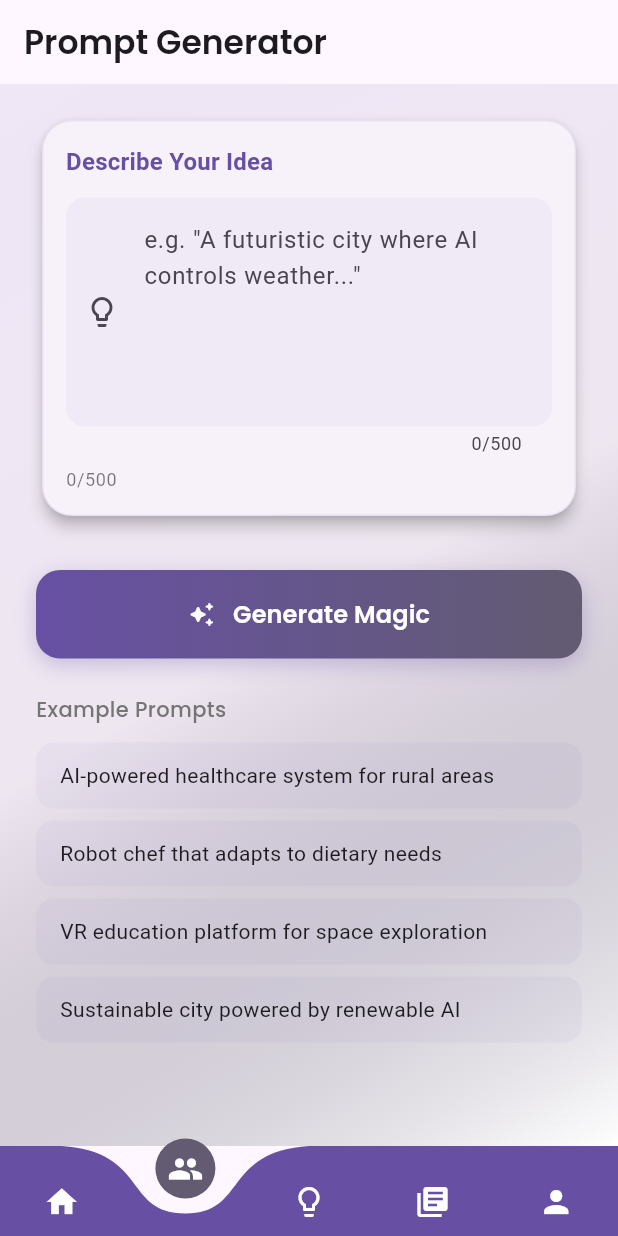
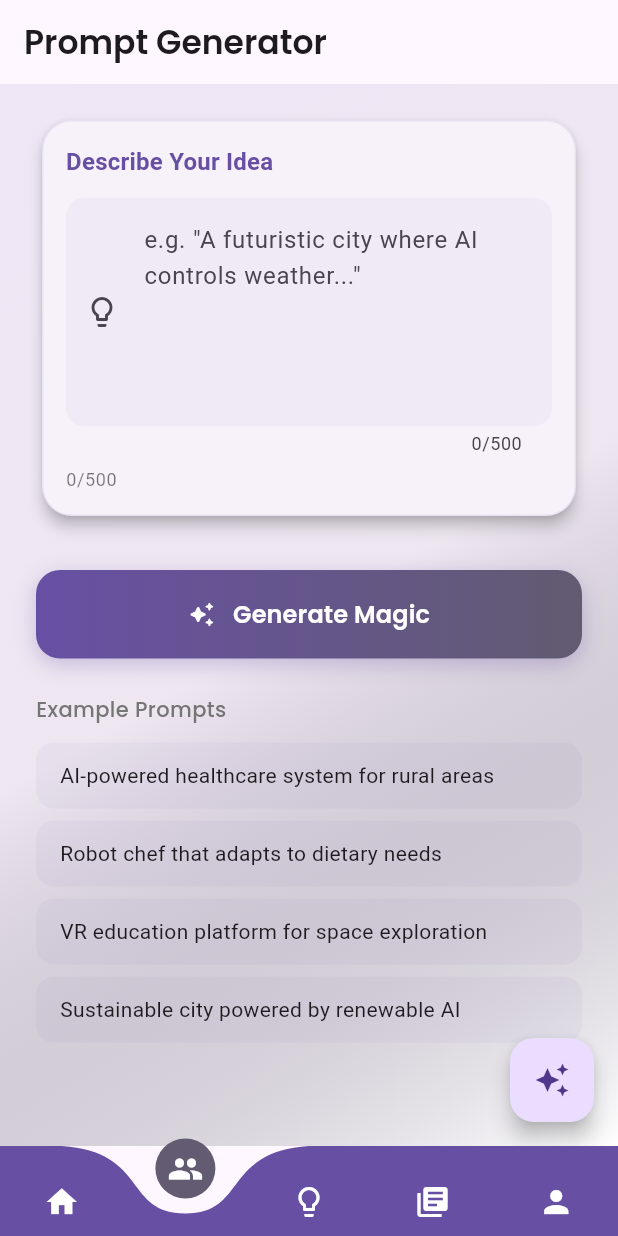
Before and after one commit to this-is-anas/ai_stack, a Flutter app: the screen it shows once a user with an empty profile is signed in, item 2 of the bottom bar chosen, after a tap on "Generate Magic", on a phone screen of 412 x 824 dp. Run offline on Flutter 3.47's test engine with Material 3 defaults, Android fonts, the phone set to English and light mode, and no system bars; drawn by our look-alikes of curved_navigation_bar; our stand-ins replace cloud_firestore, cloud_functions, firebase_auth, firebase_core, flutter_login, google_fonts and 4 more; accounts and stored records are empty; network calls fail.

Commit message:
Enhanced the profile page nearly perfect one thing missings

```diff
--- a/lib/main.dart
+++ b/lib/main.dart
@@ -1,15 +1,24 @@
 import 'package:ai_hub/pages/login/auth_page.dart';
+import 'package:cloud_functions/cloud_functions.dart';
 import 'package:firebase_core/firebase_core.dart';
 import 'package:flutter/material.dart';
 
+
 import 'firebase_options.dart';
 
-void main() async{
-
+void main() async {
   WidgetsFlutterBinding.ensureInitialized();
   await Firebase.initializeApp(
     options: DefaultFirebaseOptions.currentPlatform,
   );
+
+  // Add this test call
+  FirebaseFunctions.instanceFor(region: 'your-region')
+      .httpsCallable('testFunction')
+      .call()
+      .then((_) => print('Firebase Functions working!'))
+      .catchError((e) => print('Error: $e'));
+
   runApp(const MyApp());
 }
 
--- a/lib/pages/home/community.dart
+++ b/lib/pages/home/community.dart
@@ -1,8 +1,10 @@
+import 'package:ai_hub/pages/model/post.dart';
 import 'package:ai_hub/pages/services/community_service.dart';
 import 'package:flutter/material.dart';
 import 'package:google_fonts/google_fonts.dart';
 import 'package:cloud_firestore/cloud_firestore.dart';
 import 'package:firebase_auth/firebase_auth.dart';
+import 'package:ai_hub/components/post_card.dart';
 
 class Community extends StatefulWidget {
   const Community({super.key});
@@ -46,7 +48,7 @@
           ),
         ),
         child: StreamBuilder<QuerySnapshot>(
-          stream: _communityService.getPostsStream(),
+          stream: _communityService.getPosts(),
           builder: (context, snapshot) {
             if (snapshot.hasError) {
               return Center(child: Text('Error: ${snapshot.error}'));
@@ -56,13 +58,20 @@
               return const Center(child: CircularProgressIndicator());
             }
 
+            if (!snapshot.hasData || snapshot.data!.docs.isEmpty) {
+              return const Center(child: Text('No posts yet!'));
+            }
+
+            final posts = snapshot.data!.docs
+                .map((doc) => CommunityPost.fromFirestore(doc))
+                .toList();
+
             return ListView.builder(
-              padding: const EdgeInsets.all(16),
-              itemCount: snapshot.data!.docs.length + 1,
+              padding: const EdgeInsets.all(8),
+              itemCount: posts.length,
               itemBuilder: (context, index) {
-                if (index == 0) return _buildComposeCard(colors);
-                final post = snapshot.data!.docs[index - 1];
-                return _buildPostCard(post, colors);
+                final post = posts[index];
+                return PostCard(post: post);
               },
             );
           },
--- a/lib/pages/profile/edit_profile_page.dart
+++ b/lib/pages/profile/edit_profile_page.dart
@@ -16,7 +16,6 @@
 class _EditProfilePageState extends State<EditProfilePage> {
   final _formKey = GlobalKey<FormState>();
   late TextEditingController _emailController;
-  late TextEditingController _jobPreferencesController;
   late TextEditingController _nameController;
   late TextEditingController _bioController;
   String? _resumePath;
@@ -33,7 +32,6 @@
   void initState() {
     super.initState();
     _emailController = TextEditingController();
-    _jobPreferencesController = TextEditingController();
     _nameController = TextEditingController();
     _bioController = TextEditingController();
     _loadUserData();
@@ -43,7 +41,6 @@
   @override
   void dispose() {
     _emailController.dispose();
-    _jobPreferencesController.dispose();
     _nameController.dispose();
     _bioController.dispose();
     super.dispose();
@@ -59,8 +56,8 @@
         final data = docSnapshot.data()!;
         setState(() {
           _emailController.text = data['email'] ?? '';
-          _jobPreferencesController.text = data['jobPreferences'] ?? '';
           _nameController.text = data['name'] ?? '';
+          _bioController.text = data['bio'] ?? '';
           _resumeFileName = data['resumeFileName'];
           _resumeUrl = data['resumeUrl'];
         });
--- a/lib/pages/profile/profile_page.dart
+++ b/lib/pages/profile/profile_page.dart
@@ -20,7 +20,6 @@
   final FirebaseFirestore _firestore = FirebaseFirestore.instance;
   String? _name = "John Doe";
   String? _email;
-  String? _jobPreferences;
   File? _profileImage;
   String? _bio;
 
@@ -42,7 +41,7 @@
         setState(() {
           _name = data['name'] ?? 'John Doe';
           _email = data['email'] ?? '';
-          _jobPreferences = data['jobPreferences'] ?? '';
+          _bio = data['bio'] ?? '';
         });
       }
     } catch (e) {
@@ -75,7 +74,7 @@
       setState(() {
         _name = updatedData['name'];
         _email = updatedData['email'];
-        _jobPreferences = updatedData['jobPreferences'];
+        _bio = updatedData['bio'];
       });
     }
     _loadLocalImage();
@@ -105,8 +104,7 @@
         elevation: 0,
       ),
       extendBodyBehindAppBar: true,
-      body: SingleChildScrollView(
-        child: Container(
+      body: Container(
         decoration: BoxDecoration(
           gradient: LinearGradient(
             begin: Alignment.topLeft,
@@ -120,12 +118,13 @@
         ),
         child: Padding(
           padding: const EdgeInsets.all(24.0),
+          child: SingleChildScrollView(
             child: Column(
               children: [
                 const SizedBox(height: 80),
-                _buildProfileHeader(theme),
+                _buildProfileAvatar(theme),
                 const SizedBox(height: 32),
-                _buildProfileCard(theme),
+                _buildProfileInfoCard(theme),
                 const SizedBox(height: 24),
                 _buildActionButtons(theme),
               ],
@@ -136,7 +135,30 @@
     );
   }
 
-  Widget _buildProfileHeader(ThemeData theme) {
+  Widget _buildProfileAvatar(ThemeData theme) {
+    return Center(
+      child: CircleAvatar(
+        radius: 50,
+        backgroundColor: theme.colorScheme.primary.withOpacity(0.1),
+        child: _profileImage != null
+            ? Container(
+                width: 100,
+                height: 100,
+                decoration: BoxDecoration(
+                  shape: BoxShape.circle,
+                  image: DecorationImage(
+                    image: FileImage(_profileImage!),
+                    fit: BoxFit.cover,
+                    alignment: Alignment.center,
+                  ),
+                ),
+              )
+            : Icon(Icons.person, size: 40, color: theme.colorScheme.primary),
+      ),
+    );
+  }
+
+  Widget _buildProfileInfoCard(ThemeData theme) {
     return Card(
       elevation: 4,
       shape: RoundedRectangleBorder(
@@ -147,47 +169,39 @@
         padding: const EdgeInsets.all(16.0),
         child: Column(
           children: [
-            CircleAvatar(
-              radius: 40,
-              backgroundImage: _profileImage != null
-                  ? FileImage(_profileImage!)
-                  : const AssetImage('lib/assets/images/google.png')
-                      as ImageProvider,
-            ),
-            const SizedBox(height: 16),
-            Text(_name ?? 'Guest User',
-                style: theme.textTheme.titleLarge?.copyWith(
-                  fontWeight: FontWeight.w600,
-                  color: theme.colorScheme.primary,
-                )),
-            Text(_email ?? 'no-email@example.com',
-                style: theme.textTheme.bodyMedium?.copyWith(
-                  color: theme.colorScheme.onSurface.withOpacity(0.6),
-                )),
+            _buildProfileInfoRow(Icons.person, 'Name', _name ?? 'Guest User'),
+            const Divider(),
+            _buildProfileInfoRow(
+                Icons.email, 'Email', _email ?? 'no-email@example.com'),
+            const Divider(),
+            _buildProfileInfoRow(Icons.info, 'Bio', _bio ?? 'No bio added yet'),
           ],
         ),
       ),
     );
   }
 
-  Widget _buildProfileCard(ThemeData theme) {
-  return Card(
-    elevation: 4,
-    shape: RoundedRectangleBorder(
-      borderRadius: BorderRadius.circular(20),
-      side: BorderSide(color: theme.colorScheme.primary.withOpacity(0.1)),
-    ),
-    child: Padding(
-      padding: const EdgeInsets.all(16.0),
+  Widget _buildProfileInfoRow(IconData icon, String label, String value) {
+    return Padding(
+      padding: const EdgeInsets.symmetric(vertical: 12),
+      child: Row(
+        crossAxisAlignment: CrossAxisAlignment.start,
+        children: [
+          Icon(icon, color: Colors.grey[600], size: 24),
+          const SizedBox(width: 16),
+          Expanded(
             child: Column(
+              crossAxisAlignment: CrossAxisAlignment.start,
               children: [
-          _buildInfoRow(Icons.info, 'Bio', _bio ?? 'No bio added yet'),
-          const Divider(),
-          _buildInfoRow(Icons.location_on, 'Location', 'New York, USA'),
-          const Divider(),
-          _buildInfoRow(Icons.calendar_today, 'Member Since', '2023'),
+                Text(label,
+                    style: GoogleFonts.poppins(
+                        fontSize: 14, color: Colors.grey[600])),
+                const SizedBox(height: 4),
+                Text(value, style: GoogleFonts.poppins(fontSize: 16)),
               ],
             ),
+          ),
+        ],
       ),
     );
   }
@@ -210,15 +224,6 @@
           color: Colors.red,
         ),
       ],
-    );
-  }
-
-  Widget _buildInfoRow(IconData icon, String title, String value) {
-    return ListTile(
-      leading: Icon(icon, color: Colors.grey[600]),
-      title: Text(title,
-          style: GoogleFonts.poppins(fontSize: 14, color: Colors.grey)),
-      subtitle: Text(value, style: GoogleFonts.poppins(fontSize: 16)),
     );
   }
 
--- a/lib/pages/prompt/prompt_generator.dart
+++ b/lib/pages/prompt/prompt_generator.dart
@@ -1,7 +1,10 @@
 import 'package:ai_hub/pages/services/ai_service.dart';
+import 'package:ai_hub/pages/services/gemini_service.dart';
 import 'package:flutter/material.dart';
 import 'package:google_fonts/google_fonts.dart';
 import 'package:shared_preferences/shared_preferences.dart';
+import 'package:google_generative_ai/google_generative_ai.dart';
+import 'package:cloud_functions/cloud_functions.dart';
 
 class PromptGeneratorPage extends StatefulWidget {
   const PromptGeneratorPage({super.key});
@@ -15,7 +18,9 @@
   final int _maxChars = 500;
   bool _isGenerating = false;
   final AIService _aiService = AIService();
+  final GeminiService _geminiService = GeminiService();
   String _generatedPrompt = '';
+  final FirebaseFunctions _functions = FirebaseFunctions.instance;
 
   @override
   void dispose() {
@@ -23,30 +28,25 @@
     super.dispose();
   }
 
-  void _generatePrompt() async {
+  Future<void> _generatePrompt() async {
     if (_ideaController.text.isEmpty) return;
 
     setState(() => _isGenerating = true);
 
     try {
-      final generated = await _aiService.generatePrompt(_ideaController.text);
-      setState(() {
-        _generatedPrompt = generated ?? 'Failed to generate prompt';
-        _isGenerating = false;
-      });
+      final callable = _functions.httpsCallable('generatePrompt');
+      final response = await callable.call(
+        <String, dynamic>{'prompt': _ideaController.text},
+      );
+      final generatedPrompt = response.data['prompt'] as String;
 
-      if (generated != null && !generated.contains('Error')) {
-        _showResultDialog(generated);
-      } else {
-        ScaffoldMessenger.of(context).showSnackBar(
-          SnackBar(content: Text(generated ?? 'Generation failed')),
-        );
-      }
+      setState(() => _generatedPrompt = generatedPrompt);
     } catch (e) {
+      ScaffoldMessenger.of(context).showSnackBar(
+        SnackBar(content: Text('Error: $e')),
+      );
+    } finally {
       setState(() => _isGenerating = false);
-      ScaffoldMessenger.of(context).showSnackBar(
-        const SnackBar(content: Text('Connection error. Check your internet.')),
-      );
     }
   }
 
@@ -143,6 +143,12 @@
             ),
           ),
         ),
+      ),
+      floatingActionButton: FloatingActionButton(
+        onPressed: _isGenerating ? null : _generatePrompt,
+        child: _isGenerating
+            ? const CircularProgressIndicator()
+            : const Icon(Icons.auto_awesome),
       ),
     );
   }
--- a/lib/pages/services/community_service.dart
+++ b/lib/pages/services/community_service.dart
@@ -22,7 +22,7 @@
   }
 
   // Get real-time stream of posts
-  Stream<QuerySnapshot> getPostsStream() {
+  Stream<QuerySnapshot> getPosts() {
     return _firestore
         .collection('posts')
         .orderBy('timestamp', descending: true)
--- /dev/null
+++ b/lib/pages/services/gemini_service.dart
@@ -0,0 +1,21 @@
+import 'package:google_generative_ai/google_generative_ai.dart';
+
+class GeminiService {
+  static const String _apiKey = 'AIzaSyBLbFFZVsXlqrth6QK-mSWIMdpbhgeFEsQ';
+  final GenerativeModel _model;
+
+  GeminiService()
+      : _model = GenerativeModel(
+          model: 'gemini-pro',
+          apiKey: _apiKey,
+        );
+
+  Future<String> generatePrompt(String prompt) async {
+    try {
+      final response = await _model.generateContent([Content.text(prompt)]);
+      return response.text ?? 'Could not generate prompt';
+    } catch (e) {
+      throw Exception('Prompt generation failed: $e');
+    }
+  }
+}
--- a/pubspec.yaml
+++ b/pubspec.yaml
@@ -49,6 +49,9 @@
   shared_preferences: ^2.5.2
   uuid: ^4.5.1
   cached_network_image: ^3.4.1
+  google_generative_ai: ^0.4.6
+  cloud_functions: ^5.3.3
+  intl: ^0.20.2
 
 dev_dependencies:
   flutter_test:
```
Also changed, not shown: lib/components/post_card.dart (added, +40 -0 lines), lib/pages/model/post.dart (added, +30 -0 lines), lib/pages/model/post_repository.dart (added, +16 -0 lines), pubspec.lock, 5 other files. Lines whose indentation alone changed are shown as unchanged.
